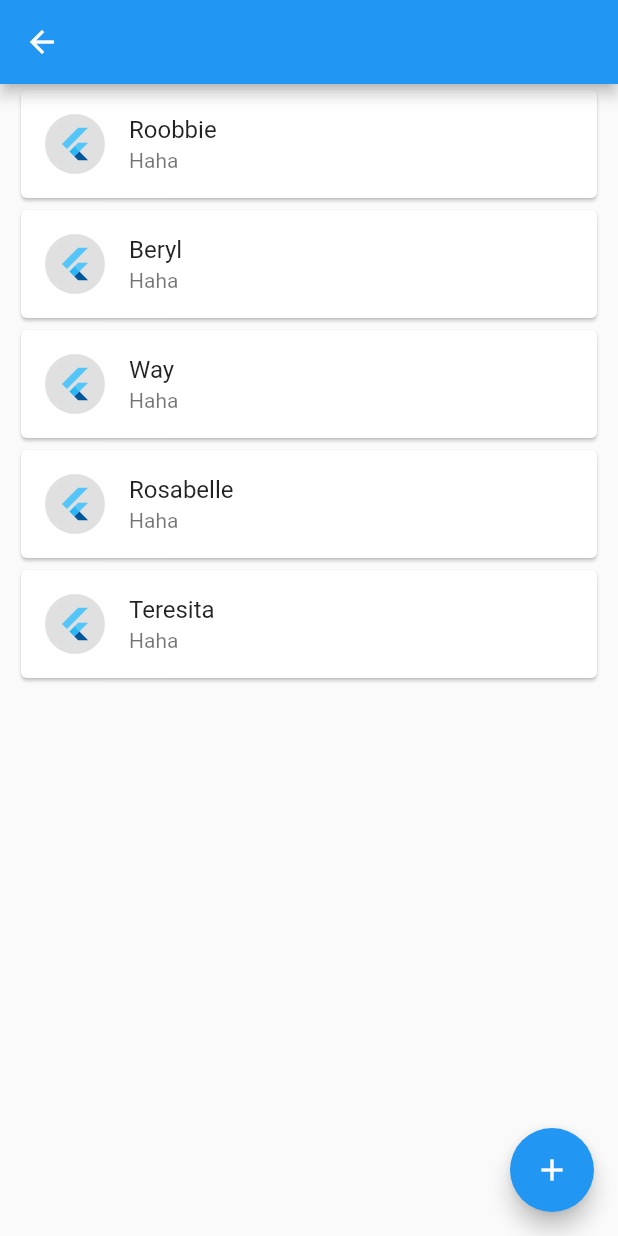
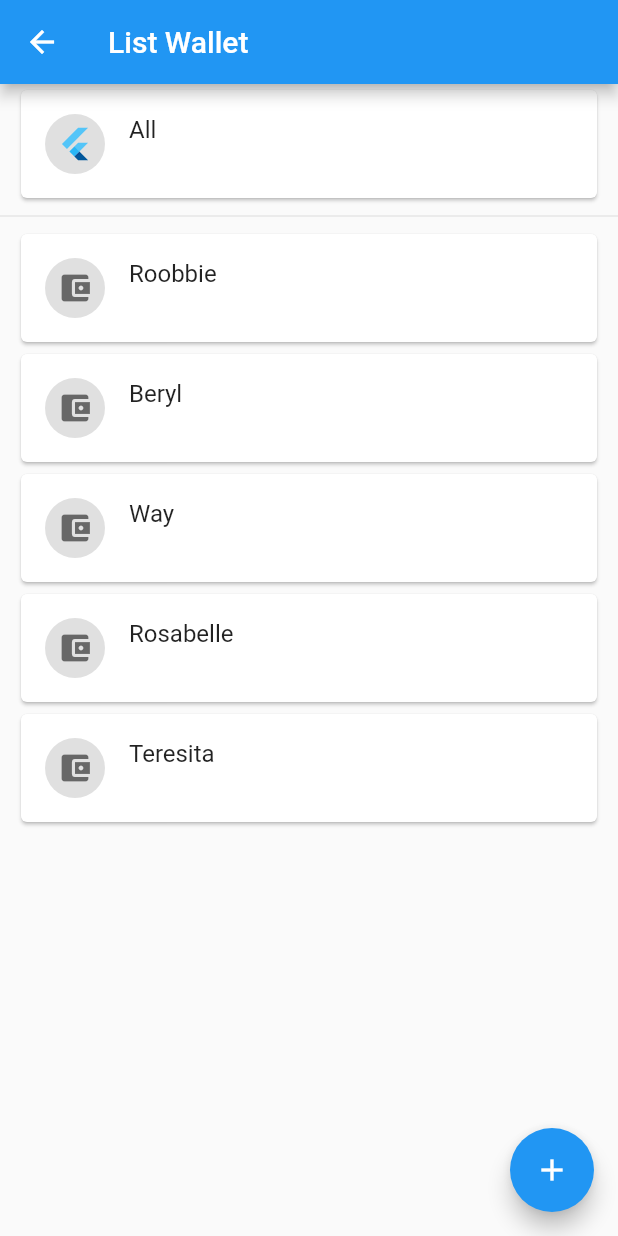
Before and after one commit to daominhquan1706/app-money, a Flutter app: the screen it shows after launch, tab 2 chosen, after a tap on the "account balance wallet" icon, on a phone screen of 412 x 824 dp. Run offline on Flutter 3.47's test engine with Material 2 defaults, Android fonts, the phone set to English and light mode, and no system bars; our stand-ins replace fl_chart, flutter_svg, shared_preferences; network calls fail.

Commit message:
create wallet, create record

```diff
--- a/lib/main.dart
+++ b/lib/main.dart
@@ -60,9 +60,10 @@ class _MainPageState extends State<MainPage> with TickerProviderStateMixin {
   }
 
   Widget _buildMainLayout({@required List<Record> listRecord}) {
-    final amount = listRecord
-        .map((e) => e.isAdd ? e.amount : 0 - e.amount)
-        .reduce((a, b) => a + b);
+    final amount = [
+      ...listRecord.map((e) => e.isAdd ? e.amount : 0 - e.amount),
+      0.0,
+    ].reduce((a, b) => a + b);
     return DefaultTabController(
       length: 3,
       child: Scaffold(
--- a/lib/repository/record_repository.dart
+++ b/lib/repository/record_repository.dart
@@ -4,6 +4,10 @@ import 'package:money_app/mock/record_mock.dart';
 import 'package:money_app/model/record_model.dart';
 
 class RecordRepository {
+  RecordRepository._privateConstructor();
+  static final RecordRepository instance =
+      RecordRepository._privateConstructor();
+
   Future<List<Record>> getRecords() async {
     await Future.delayed(const Duration(seconds: 1));
     final list = (jsonDecode(fakeDataRecords) as List)
--- a/lib/repository/wallet_repository.dart
+++ b/lib/repository/wallet_repository.dart
@@ -4,6 +4,10 @@ import 'package:money_app/mock/record_mock.dart';
 import 'package:money_app/model/wallet_model.dart';
 
 class WalletRepository {
+  WalletRepository._privateConstructor();
+  static final WalletRepository instance =
+      WalletRepository._privateConstructor();
+
   Future<List<Wallet>> getWallets() async {
     await Future.delayed(const Duration(seconds: 1));
     final list = (jsonDecode(fakeDataWallet) as List)
--- /dev/null
+++ b/lib/services/shared_preference_service.dart
@@ -0,0 +1,14 @@
+import 'package:money_app/model/wallet_model.dart';
+import 'package:shared_preferences/shared_preferences.dart';
+
+class SharedPreferenceService {
+  SharedPreferenceService._privateConstructor();
+  static final SharedPreferenceService instance =
+      SharedPreferenceService._privateConstructor();
+
+  SharedPreferences prefs;
+
+  Future changeWallet(int walletId) async {
+    await prefs.setInt('current_walletId', walletId);
+  }
+}
--- a/lib/ui/report.dart
+++ b/lib/ui/report.dart
@@ -1,4 +1,5 @@
 import 'package:flutter/material.dart';
+import 'package:money_app/widgets/pie_chart.dart';
 
 class ReportPage extends StatefulWidget {
   @override
@@ -12,8 +13,8 @@ class _ReportPageState extends State<ReportPage> {
       appBar: AppBar(
         title: const Text("Report Page"),
       ),
-      body: const Center(
-        child: Text("Report Page"),
+      body: Center(
+        child: PieChartSample3(),
       ),
     );
   }
--- a/lib/ui/wallet_list.dart
+++ b/lib/ui/wallet_list.dart
@@ -1,5 +1,6 @@
 import 'package:flutter/material.dart';
 import 'package:money_app/model/wallet_model.dart';
+import 'package:money_app/ui/wallet_create.dart';
 import 'package:money_app/view_models/home_viewmodel.dart';
 
 class WalletList extends StatefulWidget {
@@ -12,18 +13,47 @@ class WalletList extends StatefulWidget {
 }
 
 class _WalletListState extends State<WalletList> {
+  final HomeViewModel _homeViewModel = HomeViewModel.instance;
+
   @override
   Widget build(BuildContext context) {
     return Scaffold(
       backgroundColor: Colors.grey.shade50,
-      appBar: AppBar(),
+      appBar: AppBar(
+        title: const Text("List Wallet"),
+      ),
       body: Column(
-        children: (HomeViewModel.instance.listWallet ?? [])
-            .map((e) => walletView(e))
-            .toList(),
+        children: [
+          Padding(
+            padding: const EdgeInsets.symmetric(horizontal: 10),
+            child: Card(
+              child: ListTile(
+                onTap: () {
+                  Navigator.of(context).pop(null);
+                },
+                leading: const CircleAvatar(
+                  backgroundColor: Colors.black12,
+                  child: FlutterLogo(),
+                ),
+                title: Text("All"),
+                subtitle: Text(""),
+              ),
+            ),
+          ),
+          const Divider(),
+          ...(HomeViewModel.instance.listWallet ?? [])
+              .map((e) => walletView(e))
+              .toList()
+        ],
       ),
       floatingActionButton: FloatingActionButton(
-        onPressed: () {},
+        onPressed: () async {
+          final Wallet wallet = await Navigator.of(context).push(
+              MaterialPageRoute(builder: (context) => WalletCreatePage()));
+          setState(() {
+            _homeViewModel.onCreateWallet(wallet);
+          });
+        },
         child: const Icon(Icons.add),
       ),
     );
@@ -39,10 +69,13 @@ class _WalletListState extends State<WalletList> {
           },
           leading: const CircleAvatar(
             backgroundColor: Colors.black12,
-            child: FlutterLogo(),
+            child: Icon(
+              Icons.account_balance_wallet,
+              color: Colors.black54,
+            ),
           ),
           title: Text(wallet.name),
-          subtitle: Text("Haha"),
+          subtitle: Text(""),
         ),
       ),
     );
--- a/lib/view_models/home_viewmodel.dart
+++ b/lib/view_models/home_viewmodel.dart
@@ -3,6 +3,7 @@ import 'package:money_app/model/record_model.dart';
 import 'package:money_app/model/wallet_model.dart';
 import 'package:money_app/repository/record_repository.dart';
 import 'package:money_app/repository/wallet_repository.dart';
+import 'package:money_app/services/shared_preference_service.dart';
 import 'package:shared_preferences/shared_preferences.dart';
 
 class HomeViewModel with ChangeNotifier {
@@ -14,10 +15,10 @@ class HomeViewModel with ChangeNotifier {
   List<Record> listRecordFull;
   List<Record> listRecord;
   List<Wallet> listWallet;
-  final RecordRepository recordRepository = RecordRepository();
-  final WalletRepository walletRepository = WalletRepository();
+  final RecordRepository recordRepository = RecordRepository.instance;
+  final WalletRepository walletRepository = WalletRepository.instance;
   Wallet currentWallet;
-  SharedPreferences prefs;
+  SharedPreferenceService prefsService = SharedPreferenceService.instance;
 
   void fetchData() {
     getRecord();
@@ -37,16 +38,49 @@ class HomeViewModel with ChangeNotifier {
   }
 
   Future setUpSharedPreference() async {
-    prefs ??= await SharedPreferences.getInstance();
+    prefsService.prefs ??= await SharedPreferences.getInstance();
     notifyListeners();
   }
 
   void onPickWallet(Wallet wallet) {
-    currentWallet = wallet;
-    listRecord = listRecordFull
-        .where((element) => element.walletId == currentWallet.id)
-        .toList();
-    print(listRecord.where((element) => element.amount == null));
+    if (wallet == null) {
+      listRecord = listRecordFull;
+      notifyListeners();
+    } else {
+      currentWallet = wallet;
+      listRecord = listRecordFull
+          .where((element) => element.walletId == currentWallet.id)
+          .toList();
+      notifyListeners();
+    }
+  }
+
+  void onCreateWallet(Wallet wallet) {
+    if (wallet == null) {
+      return;
+    }
+    int id = 0;
+    final listId = listWallet.map((e) => e.id ?? 0).toList();
+    while (listId.contains(id)) {
+      id++;
+    }
+    wallet.id = id;
+    listWallet.add(wallet);
+    notifyListeners();
+  }
+
+  void onCreateRecord(Record record) {
+    if (record == null) {
+      return;
+    }
+    int id = 0;
+    final listId = listRecord.map((e) => e.id ?? 0).toList();
+    while (listId.contains(id)) {
+      id++;
+    }
+    record.id = id;
+    listRecordFull.add(record);
+    onPickWallet(currentWallet);
     notifyListeners();
   }
 }
```
Also changed, not shown: lib/ui/home.dart (+8 -8 lines), lib/ui/record_create.dart (renamed from lib/ui/add_record.dart, +86 -12 lines), lib/ui/wallet_create.dart (added, +80 -0 lines), lib/widgets/pie_chart.dart (added, +169 -0 lines), pubspec.yaml (+4 -3 lines).
